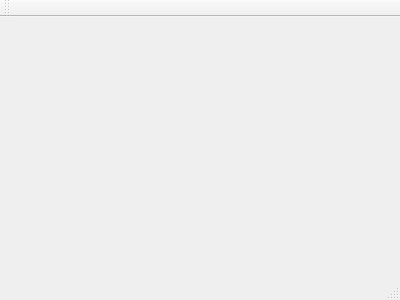
First picture: the form in student/12/timer/mainwindow.ui, repository 0x464e/comp-cs-110, before the edit.
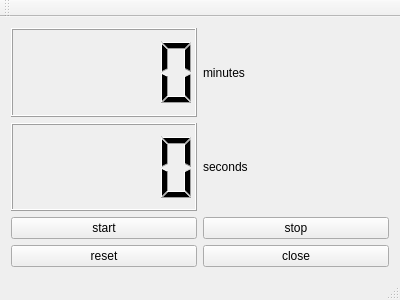
Second picture: the form after the edit.

The edit to the form file:
```diff
--- a/student/12/timer/mainwindow.ui
+++ b/student/12/timer/mainwindow.ui
@@ -12,13 +12,79 @@
   <property name="windowTitle" >
    <string>MainWindow</string>
   </property>
-  <widget class="QMenuBar" name="menuBar" />
-  <widget class="QToolBar" name="mainToolBar" />
-  <widget class="QWidget" name="centralWidget" />
-  <widget class="QStatusBar" name="statusBar" />
+  <widget class="QWidget" name="centralWidget">
+   <layout class="QGridLayout" name="gridLayout">
+    <item row="2" column="1">
+     <widget class="QPushButton" name="stopButton">
+      <property name="text">
+       <string>stop</string>
+      </property>
+     </widget>
+    </item>
+    <item row="3" column="1">
+     <widget class="QPushButton" name="closeButton">
+      <property name="text">
+       <string>close</string>
+      </property>
+     </widget>
+    </item>
+    <item row="3" column="0">
+     <widget class="QPushButton" name="resetButton">
+      <property name="text">
+       <string>reset</string>
+      </property>
+     </widget>
+    </item>
+    <item row="0" column="1">
+     <widget class="QLabel" name="label">
+      <property name="text">
+       <string>minutes</string>
+      </property>
+     </widget>
+    </item>
+    <item row="2" column="0">
+     <widget class="QPushButton" name="startButton">
+      <property name="text">
+       <string>start</string>
+      </property>
+     </widget>
+    </item>
+    <item row="1" column="1">
+     <widget class="QLabel" name="label_2">
+      <property name="text">
+       <string>seconds</string>
+      </property>
+     </widget>
+    </item>
+    <item row="0" column="0">
+     <widget class="QLCDNumber" name="lcdNumberMin"/>
+    </item>
+    <item row="1" column="0">
+     <widget class="QLCDNumber" name="lcdNumberSec"/>
+    </item>
+   </layout>
+  </widget>
+  <widget class="QMenuBar" name="menuBar">
+   <property name="geometry">
+    <rect>
+     <x>0</x>
+     <y>0</y>
+     <width>400</width>
+     <height>21</height>
+    </rect>
+   </property>
+  </widget>
+  <widget class="QToolBar" name="mainToolBar">
+   <attribute name="toolBarArea">
+    <enum>TopToolBarArea</enum>
+   </attribute>
+   <attribute name="toolBarBreak">
+    <bool>false</bool>
+   </attribute>
+  </widget>
+  <widget class="QStatusBar" name="statusBar"/>
  </widget>
- <layoutDefault spacing="6" margin="11" />
- <pixmapfunction></pixmapfunction>
+ <layoutdefault spacing="6" margin="11"/>
  <resources/>
  <connections/>
 </ui>
```
Left out of the diff: 26 changed lines with no effect on the pictures.
